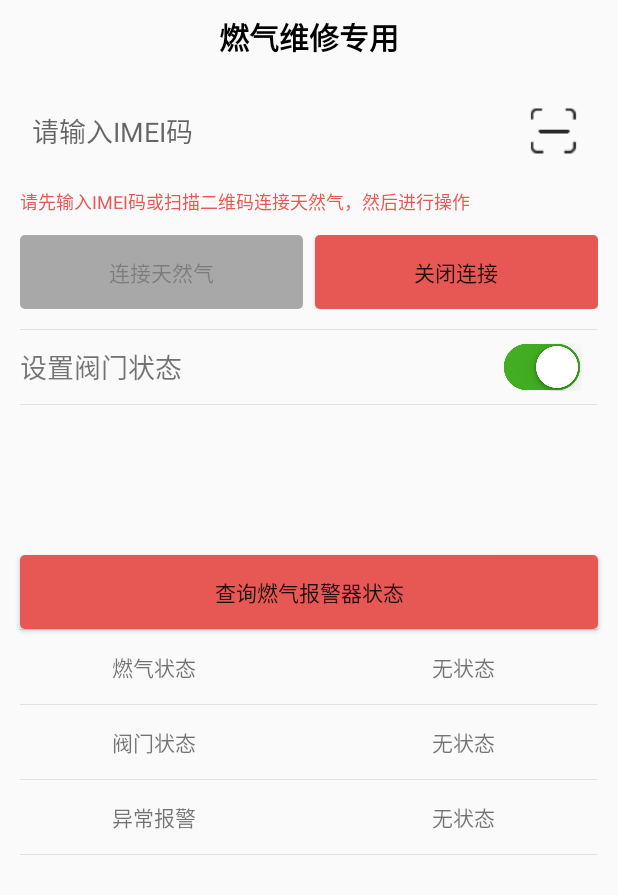
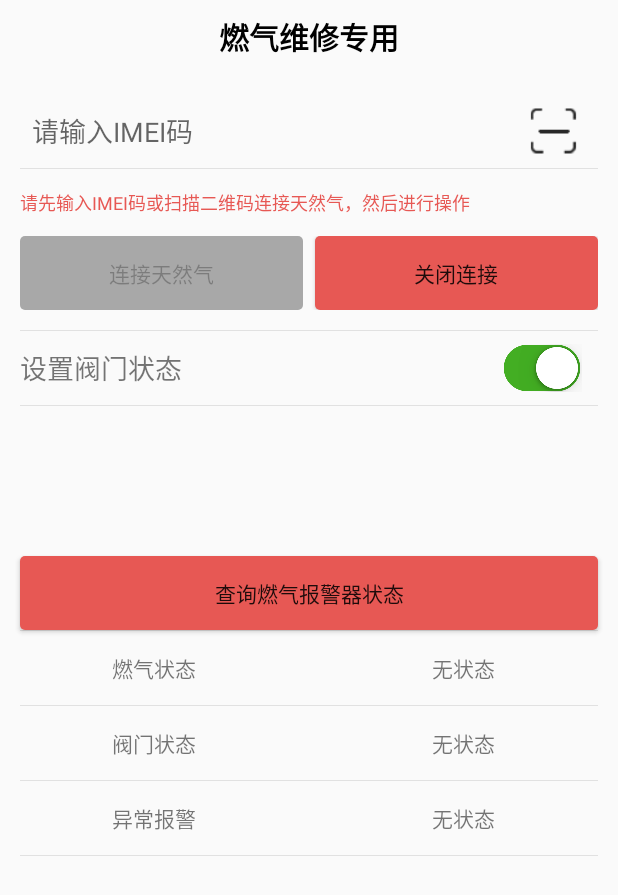
Before and after one commit to sys-banana/mqtt_tianranqi, an Android app: the screen it shows after launch (TRQActivity), on a phone screen of 412 x 824 dp. Shown: the top 895 px of the screen. Run offline under Robolectric (Android 15) with nearby library versions, the light colour scheme and no system bars; libraries missing offline, so code that uses them is left out: com.yanzhenjie.permission.

Commit message:
mqtt_天然气监测初步完成2

```diff
--- a/app/src/main/AndroidManifest.xml
+++ b/app/src/main/AndroidManifest.xml
@@ -16,14 +16,16 @@
         android:roundIcon="@mipmap/ic_launcher_round"
         android:supportsRtl="true"
         android:theme="@style/AppTheme">
-        <activity android:name=".TRQActivity">
+        <activity android:name=".TRQActivity"
+            android:screenOrientation="portrait">
             <intent-filter>
                 <action android:name="android.intent.action.MAIN" />
 
                 <category android:name="android.intent.category.LAUNCHER" />
             </intent-filter>
         </activity>
-        <activity android:name=".Main2Activity"></activity>
+        <activity android:name=".Main2Activity"
+            ></activity>
 
         <service android:name="org.eclipse.paho.android.service.MqttService" />
         <service android:name=".service.MQTTService" />
--- a/app/src/main/java/com/example/zhuang/mqtt/TRQActivity.java
+++ b/app/src/main/java/com/example/zhuang/mqtt/TRQActivity.java
@@ -27,6 +27,8 @@ import android.widget.Toast;
 import com.example.zhuang.mqtt.service.IGetMessageCallBack;
 import com.example.zhuang.mqtt.service.MQTTService;
 import com.example.zhuang.mqtt.service.MyServiceConnection;
+import com.example.zhuang.mqtt.utils.Contants;
+import com.example.zhuang.mqtt.utils.SharedPref;
 import com.example.zhuang.mqtt.utils.ToastUtils;
 import com.yanzhenjie.permission.Permission;
 
@@ -39,6 +41,7 @@ public class TRQActivity extends AppCompatActivity implements IGetMessageCallBac
     private Context context;
     private RelativeLayout rl_rq_change;
     private ImageView check;
+    private ImageView iv_clear;
     private boolean isOpen = true;
     private String message = "12312312";
     private MyServiceConnection serviceConnection;
@@ -80,8 +83,10 @@ public class TRQActivity extends AppCompatActivity implements IGetMessageCallBac
             String etimei = et_imei.getText().toString().trim();
             if (TextUtils.isEmpty(etimei)) {
                 btn_connect_on.setEnabled(false);
+                iv_clear.setVisibility(View.GONE);
             } else {
                 btn_connect_on.setEnabled(true);
+                iv_clear.setVisibility(View.VISIBLE);
             }
 
         }
@@ -109,8 +114,15 @@ public class TRQActivity extends AppCompatActivity implements IGetMessageCallBac
         tv_bit0 = findViewById(R.id.tv_bit0);
         tv_bit1 = findViewById(R.id.tv_bit1);
         tv_bit2 = findViewById(R.id.tv_bit2);
+        iv_clear = findViewById(R.id.iv_clear);
 
         et_imei.addTextChangedListener(mTextWatcher);
+
+        if (SharedPref.getInstance().getData(Contants.IMEI)!=null) {
+            et_imei.setText(String.valueOf(SharedPref.getInstance().getData(Contants.IMEI)));
+        }else {
+            et_imei.setText("");
+        }
 
 
         context = TRQActivity.this;
@@ -165,6 +177,13 @@ public class TRQActivity extends AppCompatActivity implements IGetMessageCallBac
             }
         });
 
+        iv_clear.setOnClickListener(new View.OnClickListener() {
+            @Override
+            public void onClick(View v) {
+                et_imei.setText("");
+            }
+        });
+
 
     }
 
@@ -174,6 +193,8 @@ public class TRQActivity extends AppCompatActivity implements IGetMessageCallBac
         myTopic = "/LIGHT/" + message + "/REQ";
         clientId = String.valueOf((Math.random() * 9 + 1) * 100000);
         Log.i("TRQActivity", clientId);
+
+        SharedPref.getInstance().saveData(Contants.IMEI,message);
     }
 
     private void scan() {
--- /dev/null
+++ b/app/src/main/java/com/example/zhuang/mqtt/base/Applications.java
@@ -0,0 +1,29 @@
+package com.example.zhuang.mqtt.base;
+
+import android.app.Application;
+
+
+
+// 尽量不要使用此方法
+public class Applications {
+    private static final String TAG = "Applications";
+
+    public static Application getCurrent() {
+        return CURRENT;
+    }
+
+    public  static  Application CURRENT;
+    static {
+        Application app = null;
+        try {
+            app = (Application) Class.forName("android.app.AppGlobals").getMethod("getInitialApplication").invoke(null);
+            if (app == null) throw new IllegalStateException("Static initialization of Applications must be on main thread.");
+        } catch (final Exception e) {
+            // Alternative path
+            try {
+                app = (Application) Class.forName("android.app.ActivityThread").getMethod("currentApplication").invoke(null);
+            } catch (final Exception ex) {
+            }
+        } finally { CURRENT = app; }
+    }
+}
--- /dev/null
+++ b/app/src/main/java/com/example/zhuang/mqtt/utils/Contants.java
@@ -0,0 +1,6 @@
+package com.example.zhuang.mqtt.utils;
+
+public class Contants {
+
+    public static final String IMEI = "imei";
+}
--- /dev/null
+++ b/app/src/main/java/com/example/zhuang/mqtt/utils/SharedPref.java
@@ -0,0 +1,72 @@
+package com.example.zhuang.mqtt.utils;
+
+import android.content.Context;
+import android.content.SharedPreferences;
+
+
+import com.example.zhuang.mqtt.base.Applications;
+
+import java.util.Map;
+import java.util.Set;
+
+public class SharedPref {
+    private Context mContext;
+    private SharedPreferences mySharedPreferences;
+    private static SharedPref sharedPref;
+
+    public SharedPref(Context mContext) {
+        this.mContext = mContext;
+        //Constants.ANUO，save info named "info",mode:cant be read for other app
+        mySharedPreferences = mContext.getSharedPreferences(Contants.IMEI, Context.MODE_PRIVATE);
+    }
+
+    public static SharedPref getInstance() {
+        if (sharedPref == null) {
+            synchronized (SharedPref.class) {
+                if (sharedPref == null) {
+                    sharedPref = new SharedPref(Applications.CURRENT);
+                }
+            }
+        }
+        return sharedPref;
+    }
+
+    /**
+     * save info ,different type , different save
+     *
+     * @param key
+     * @param object
+     */
+    public void saveData(String key, Object object) {
+        SharedPreferences.Editor editor = mySharedPreferences.edit();
+        if (object instanceof Boolean) {
+            editor.putBoolean(key, (Boolean) object);
+        } else if (object instanceof Float) {
+            editor.putFloat(key, (Float) object);
+        } else if (object instanceof Integer) {
+            editor.putInt(key, (Integer) object);
+        } else if (object instanceof Long) {
+            editor.putLong(key, (Long) object);
+        } else if (object instanceof Set<?>) {
+            editor.putStringSet(key, (Set<String>) object);
+        } else if (object instanceof String) {
+            editor.putString(key, (String) object);
+        }
+        editor.commit();
+    }
+
+    /**
+     * get info from key-value
+     *
+     * @param key
+     * @return
+     */
+    public Object getData(String key) {
+        Map map = mySharedPreferences.getAll();
+        if(map==null || !map.containsKey(key)){
+            return null;
+        }
+        return map.get(key);
+    }
+
+}
--- a/app/src/main/res/layout/activity_trq.xml
+++ b/app/src/main/res/layout/activity_trq.xml
@@ -16,8 +16,16 @@
     <LinearLayout
         android:layout_width="match_parent"
         android:layout_height="49dp"
-        android:layout_margin="13dp"
+        android:layout_marginTop="@dimen/dimen13"
+        android:layout_marginLeft="@dimen/dimen13"
+        android:layout_marginRight="@dimen/dimen13"
         android:orientation="horizontal">
+
+        <RelativeLayout
+            android:layout_width="match_parent"
+            android:layout_height="@dimen/dimen49"
+            android:layout_weight="1">
+
 
             <EditText
                 android:id="@+id/et_imei"
@@ -28,6 +36,17 @@
                 android:hint="请输入IMEI码"
                 android:inputType="number"
                 android:paddingLeft="8dp" />
+
+            <ImageView
+                android:id="@+id/iv_clear"
+                android:layout_width="@dimen/dimen40"
+                android:layout_height="wrap_content"
+                android:paddingLeft="@dimen/dimen10"
+                android:paddingRight="@dimen/dimen10"
+                android:src="@drawable/clear"
+                android:visibility="visible"
+                android:layout_alignRight="@+id/et_imei"/>
+        </RelativeLayout>
 
         <RelativeLayout
             android:id="@+id/rl_search"
@@ -44,6 +63,12 @@
         </RelativeLayout>
 
     </LinearLayout>
+
+    <View
+        style="@style/LineStyle"
+        android:layout_marginLeft="@dimen/dimen13"
+        android:layout_marginRight="@dimen/dimen13"
+        android:layout_marginBottom="@dimen/dimen13"/>
 
     <TextView
         android:layout_width="match_parent"
--- a/app/src/main/res/values/styles.xml
+++ b/app/src/main/res/values/styles.xml
@@ -3,7 +3,7 @@
     <!-- Base application theme. -->
     <style name="AppTheme" parent="Theme.AppCompat.Light.DarkActionBar">
         <!-- Customize your theme here. -->
-        <item name="colorPrimary">@color/colorPrimary</item>
+        <item name="colorPrimary">@color/color_30000000</item>
         <item name="colorPrimaryDark">@color/colorPrimaryDark</item>
         <item name="colorAccent">@color/colorAccent</item>
     </style>
```
Also changed, not shown: app/src/main/res/drawable-xxhdpi/clear.png (added), app/src/main/res/drawable-xxhdpi/clear2.png (added), 3 other files. Lines whose indentation alone changed are shown as unchanged.
